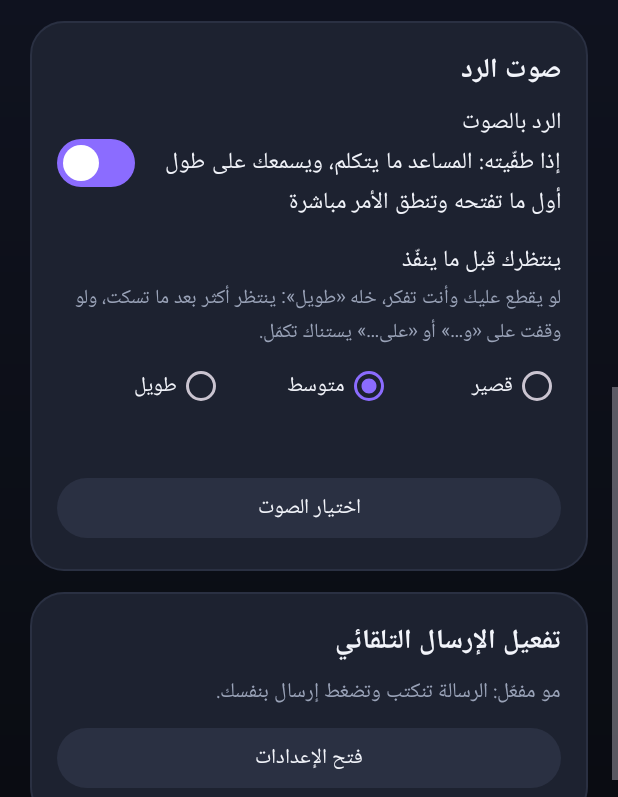
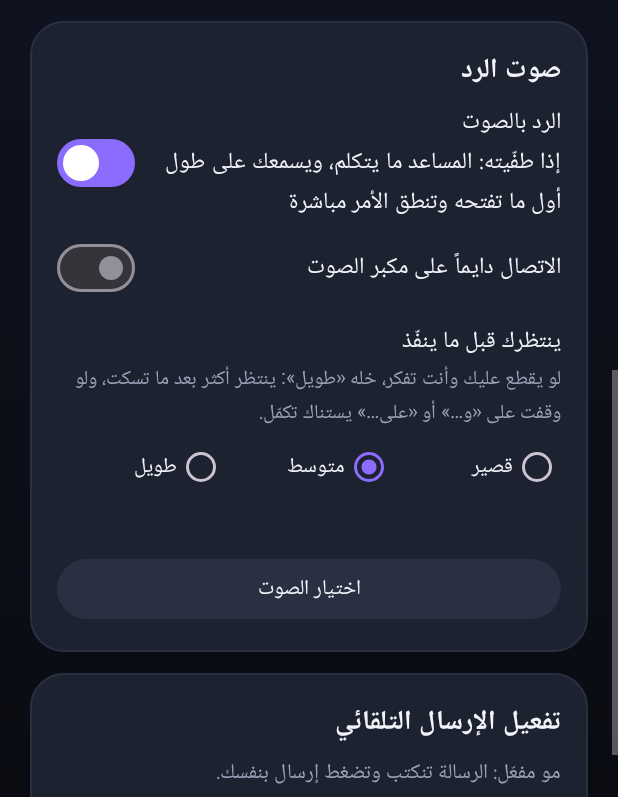
Before and after one commit to alyoushw/Naffith, an Android app: the SettingsActivity screen opened directly, with no data from a screen before it, scrolled down 1730 dp, on a phone screen of 412 x 824 dp, the part 439-1236 px from its top. Run offline under Robolectric (Android 15) with nearby library versions, the phone set to English and light mode, and no system bars.

Commit message:
Speakerphone calls: «اتصل على روحي على المكبر» + always-speaker setting
Co-Authored-By: Claude Opus 5.5 <noreply@anthropic.com>
Claude-Session: https://claude.ai/code/session_018ysiZr1nmy7GhJRRoNhUmm

```diff
--- a/app/src/main/java/com/naffith/app/SettingsActivity.kt
+++ b/app/src/main/java/com/naffith/app/SettingsActivity.kt
@@ -135,6 +135,10 @@ class SettingsActivity : AppCompatActivity() {
                     when (id) { R.id.patienceShort -> 0; R.id.patienceLong -> 2; else -> 1 }
                 )
             }
+        }
+        findViewById<com.google.android.material.materialswitch.MaterialSwitch>(R.id.speakerSwitch).apply {
+            isChecked = VoicePrefs.alwaysSpeaker(this@SettingsActivity)
+            setOnCheckedChangeListener { _, checked -> VoicePrefs.setAlwaysSpeaker(this@SettingsActivity, checked) }
         }
         findViewById<com.google.android.material.materialswitch.MaterialSwitch>(R.id.speakSwitch).apply {
             isChecked = VoicePrefs.speakReplies(this@SettingsActivity)
--- a/app/src/main/java/com/naffith/app/SmartIntent.kt
+++ b/app/src/main/java/com/naffith/app/SmartIntent.kt
@@ -40,7 +40,7 @@ object SmartIntent {
         appendLine("افهم وش يقصد بالضبط مثل ما يفهمه إنسان، وصحّح أخطاء السمع من المعنى، ورد JSON فقط:")
         appendLine("{\"text\":\"الجملة بعد التصحيح\",\"kind\":\"actions\" أو \"question\",\"actions\":[...]}")
         appendLine("أنواع الـactions (استخدم اللي يلزم بس، لين 3 بترتيب كلامه):")
-        appendLine("{\"type\":\"call\",\"contact\":\"اسم الشخص\"}  اتصال بشخص من جهات اتصاله")
+        appendLine("{\"type\":\"call\",\"contact\":\"اسم الشخص\",\"speaker\":true/false}  اتصال بشخص من جهات اتصاله (speaker=true إذا طلب مكبر الصوت)")
         appendLine("{\"type\":\"call_place\",\"place\":\"اسم المحل/الشركة/المطعم\"}  اتصال بمحل أو مكان (مو شخص)")
         appendLine("{\"type\":\"whatsapp\",\"contact\":\"\",\"message\":\"\",\"send\":true/false}  فتح محادثة واتساب (message فاضي = بس افتح المحادثة). send=true إذا قال ارسل، false إذا قال اكتب أو بس افتح")
         appendLine("{\"type\":\"maps_search\",\"query\":\"\"}  بحث عن مكان أو نشاط في الخرائط")
@@ -110,7 +110,7 @@ object SmartIntent {
     private fun delay(o: JSONObject): Int? = o.optInt("delay_seconds", 0).takeIf { it > 0 }
 
     private fun toCommand(o: JSONObject, now: Int): Command? = when (o.optString("type")) {
-        "call" -> Command.Call(names(o))
+        "call" -> Command.Call(names(o), speaker = o.optBoolean("speaker", false))
         "call_place" -> o.optString("place").trim().takeIf { it.isNotEmpty() }?.let { Command.CallPlace(it) }
         "whatsapp" -> Command.WhatsApp(names(o), o.optString("message").trim(), o.optBoolean("send", false))
         "maps_search" -> Command.OpenMaps(o.optString("query").trim())
--- a/app/src/main/java/com/naffith/app/Voice.kt
+++ b/app/src/main/java/com/naffith/app/Voice.kt
@@ -34,6 +34,13 @@ object VoicePrefs {
 
     fun setPatience(context: Context, value: Int) =
         context.getSharedPreferences(PREFS, Context.MODE_PRIVATE).edit().putInt("listen_patience", value).apply()
+
+    /** الاتصال من مرسال يبدأ دايماً على مكبر الصوت. */
+    fun alwaysSpeaker(context: Context): Boolean =
+        context.getSharedPreferences(PREFS, Context.MODE_PRIVATE).getBoolean("call_speaker", false)
+
+    fun setAlwaysSpeaker(context: Context, value: Boolean) =
+        context.getSharedPreferences(PREFS, Context.MODE_PRIVATE).edit().putBoolean("call_speaker", value).apply()
 
     fun speakReplies(context: Context): Boolean =
         context.getSharedPreferences(PREFS, Context.MODE_PRIVATE).getBoolean(KEY_SPEAK, true)
--- a/app/src/main/java/com/naffith/app/core/Command.kt
+++ b/app/src/main/java/com/naffith/app/core/Command.kt
@@ -28,7 +28,7 @@ sealed interface Command {
     ) : Command
 
     /** الاتصال بجهة اتصال. نفس منطق [WhatsApp] للأسماء. */
-    data class Call(val contactNames: List<String>) : Command
+    data class Call(val contactNames: List<String>, val speaker: Boolean = false) : Command
 
     /**
      * فتح أي تطبيق في الجوال باسمه («افتح التيك توك»)، و[query] بحث داخله إذا طلبه
--- a/app/src/main/res/layout/activity_settings.xml
+++ b/app/src/main/res/layout/activity_settings.xml
@@ -269,6 +269,15 @@
                 android:textColor="@color/text_primary"
                 android:textSize="15sp" />
 
+            <com.google.android.material.materialswitch.MaterialSwitch
+                android:id="@+id/speakerSwitch"
+                android:layout_width="match_parent"
+                android:layout_height="wrap_content"
+                android:layout_marginTop="6dp"
+                android:text="@string/speaker_switch"
+                android:textColor="@color/text_primary"
+                android:textSize="15sp" />
+
             <TextView
                 android:layout_width="match_parent"
                 android:layout_height="wrap_content"
--- a/app/src/main/res/values/strings.xml
+++ b/app/src/main/res/values/strings.xml
@@ -387,4 +387,6 @@
     <string name="smart_failed">⚠️ الفهم الذكي ما اشتغل (%1$s)</string>
     <string name="smart_no_key">⚠️ الفهم الذكي واقف: ما فيه مفتاح Gemini في الإعدادات</string>
     <string name="place_call_via_maps">أفتح «%1$s» في الخرائط وأضغط «اتصال»…</string>
+    <string name="speaker_switch">الاتصال دايماً على مكبر الصوت</string>
+    <string name="calling_speaker">أتصل على %1$s (مكبر الصوت) 🔊</string>
 </resources>
```
Also changed, not shown: app/src/main/java/com/naffith/app/MainActivity.kt (+24 -5 lines), app/src/main/java/com/naffith/app/WhatsAppSendService.kt (+31 -0 lines), app/src/main/java/com/naffith/app/core/CommandParser.kt (+18 -1 lines), 1 other file.
